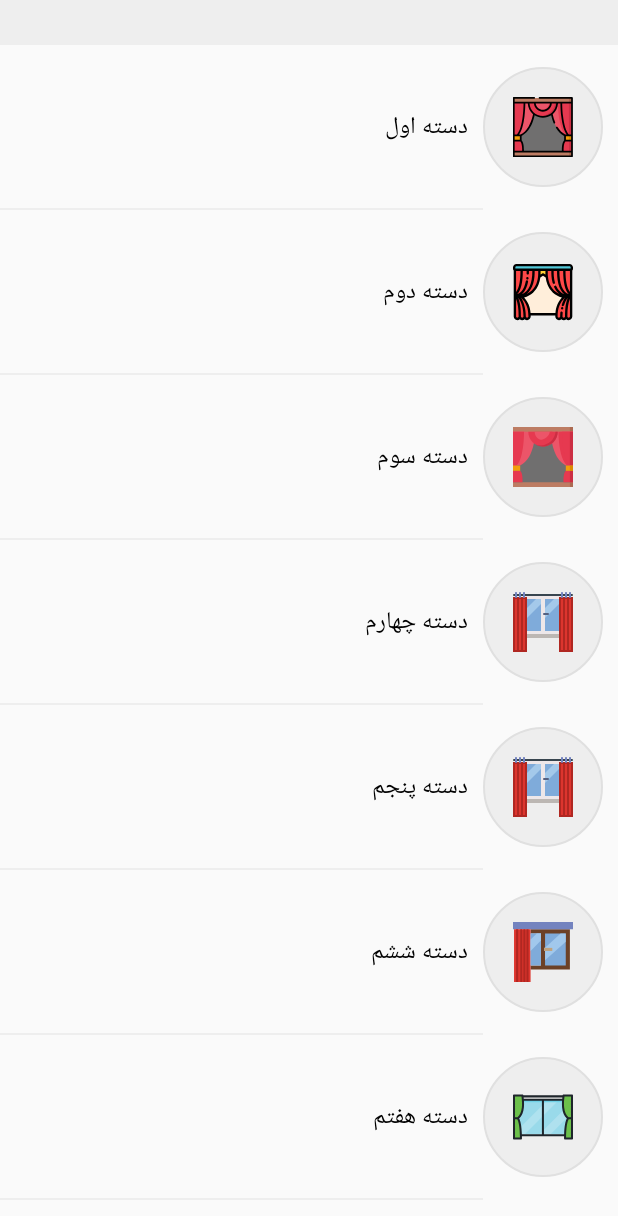
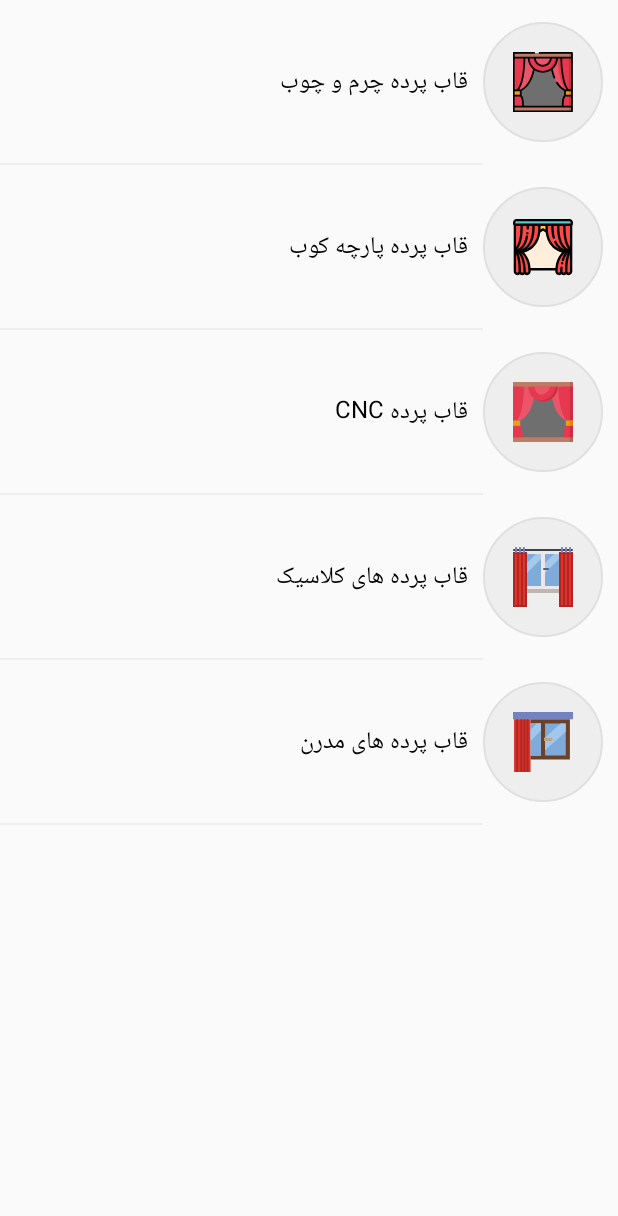
Before and after one commit to AryaRepo/AraChoobRepo, an Android app: the fragment CategoryFragment shown on its own in the app's theme, on a phone screen of 412 x 824 dp. Shown: the top 1216 px of the screen. Run offline under Robolectric (Android 15) with nearby library versions, the phone set to English and light mode, and no system bars.

Commit message:
codes got a little bit better.

```diff
--- a/app/build.gradle
+++ b/app/build.gradle
@@ -39,7 +39,6 @@ dependencies {
     implementation 'de.hdodenhof:circleimageview:2.2.0'
     implementation 'com.github.f0ris.sweetalert:library:1.5.3'
     implementation 'org.lucasr.twowayview:twowayview:0.1.4'
-    implementation 'com.github.satyan:sugar:1.5'
     implementation 'com.cleveroad:splittransformation:0.9.0'
     implementation 'com.squareup.okhttp3:okhttp:3.11.0'
     implementation 'com.squareup.okhttp3:okhttp-urlconnection:3.11.0'
--- a/app/src/main/AndroidManifest.xml
+++ b/app/src/main/AndroidManifest.xml
@@ -2,6 +2,10 @@
 <manifest xmlns:android="http://schemas.android.com/apk/res/android"
     xmlns:tools="http://schemas.android.com/tools"
     package="aryasoft.company.arachoob">
+
+    <uses-permission android:name="android.permission.INTERNET"/>
+    <uses-permission android:name="android.permission.READ_EXTERNAL_STORAGE"/>
+    <uses-permission android:name="android.permission.CAMERA"/>
 
     <application
         android:name=".App.MyApplication"
--- a/app/src/main/java/aryasoft/company/arachoob/App/MyApplication.java
+++ b/app/src/main/java/aryasoft/company/arachoob/App/MyApplication.java
@@ -16,7 +16,7 @@ public class MyApplication extends Application {
     private void initializeCalligraphy()
     {
         CalligraphyConfig.initDefault(new CalligraphyConfig.Builder()
-                .setDefaultFontPath("fonts/iransans.ttf")
+                .setDefaultFontPath("fonts/iran_yekan_mobile_regular.ttf")
                 .setFontAttrId(R.attr.fontPath)
                 .build());
     }
--- a/app/src/main/java/aryasoft/company/arachoob/Fragments/CategoryFragment.java
+++ b/app/src/main/java/aryasoft/company/arachoob/Fragments/CategoryFragment.java
@@ -48,13 +48,11 @@ public class CategoryFragment extends Fragment {
 
     private ArrayList<Category> createFakeData() {
         ArrayList<Category> categories = new ArrayList<>();
-        categories.add(new Category(R.drawable.c1, "دسته اول"));
-        categories.add(new Category(R.drawable.c2, "دسته دوم"));
-        categories.add(new Category(R.drawable.c3, "دسته سوم"));
-        categories.add(new Category(R.drawable.c4, "دسته چهارم"));
-        categories.add(new Category(R.drawable.c5, "دسته پنجم"));
-        categories.add(new Category(R.drawable.c6, "دسته ششم"));
-        categories.add(new Category(R.drawable.c7, "دسته هفتم"));
+        categories.add(new Category(R.drawable.c1, "قاب پرده چرم و چوب"));
+        categories.add(new Category(R.drawable.c2, "قاب پرده پارچه کوب"));
+        categories.add(new Category(R.drawable.c3, "قاب پرده CNC"));
+        categories.add(new Category(R.drawable.c4, "قاب پرده های کلاسیک"));
+        categories.add(new Category(R.drawable.c6, "قاب پرده های مدرن"));
 
         return categories;
 
--- a/app/src/main/res/anim/scale_anim.xml
+++ b/app/src/main/res/anim/scale_anim.xml
@@ -2,7 +2,7 @@
 <set xmlns:android="http://schemas.android.com/apk/res/android" >
 
     <scale
-        android:duration="1000"
+        android:duration="300"
         android:fromXScale="0.3"
         android:toXScale="1.0"
         android:fromYScale="0.3"
--- a/app/src/main/res/drawable/btn_send_again_style.xml
+++ b/app/src/main/res/drawable/btn_send_again_style.xml
@@ -7,7 +7,7 @@
     </item>
     <item android:state_pressed="true">
         <shape android:shape="rectangle">
-            <solid android:color="#D32F2F"/>
+            <solid android:color="@color/colorPrimaryDark"/>
         </shape>
     </item>
 </selector>
--- a/app/src/main/res/layout/activity_tickets.xml
+++ b/app/src/main/res/layout/activity_tickets.xml
@@ -27,7 +27,7 @@
         android:layout_width="match_parent"
         android:layout_height="match_parent"
         android:layout_below="@+id/txtHeaderTitle"
-        android:visibility="gone"/>
+        android:visibility="visible"/>
 
     <LinearLayout
         android:id="@+id/emptyMessagesBox"
--- a/app/src/main/res/layout/fragment_category.xml
+++ b/app/src/main/res/layout/fragment_category.xml
@@ -13,7 +13,8 @@
         android:padding="5dp"
         android:textColor="@color/colorAccent"
         android:background="#eeeeee"
-        android:layout_alignParentTop="true"/>
+        android:layout_alignParentTop="true"
+        android:visibility="gone"/>
 
     <android.support.v7.widget.RecyclerView
         android:id="@+id/recyclerCategories"
--- a/app/src/main/res/layout/order_history_item_layout.xml
+++ b/app/src/main/res/layout/order_history_item_layout.xml
@@ -148,9 +148,10 @@
                 android:layout_alignParentRight="true"
                 android:layout_toRightOf="@id/btnShowOrderCart"
                 android:gravity="center_vertical|right"
-                android:padding="5dp"
+                android:padding="3dp"
                 android:text="@string/thanks_you_note"
-                android:textColor="#757575"/>
+                android:textColor="#757575"
+                android:textSize="10sp"/>
 
             <ImageView
                 android:layout_width="100dp"
--- a/app/src/main/res/values/colors.xml
+++ b/app/src/main/res/values/colors.xml
@@ -1,10 +1,10 @@
 <?xml version="1.0" encoding="utf-8"?>
 <resources>
-    <color name="colorPrimary">#795548</color>
-    <color name="colorPrimaryDark">#5D4037</color>
-    <color name="colorAccent">#8D6D63</color>
+    <color name="colorPrimary">#009688</color>
+    <color name="colorPrimaryDark">#00796B</color>
+    <color name="colorAccent">#26A69A</color>
     <color name="icons">#FFFFFF</color>
-    <color name="bottomBarIconColor">#8D6D63</color>
+    <color name="bottomBarIconColor">#009688</color>
     <color name="secondaryTextColor">#757575</color>
     <color name="divider">#BDBDBD</color>
 </resources>
--- a/app/src/main/res/values/strings.xml
+++ b/app/src/main/res/values/strings.xml
@@ -23,4 +23,5 @@
     <string name="BaseUrl"/>
     <string name="ProductImageFolder">url://</string>
     <string name="thanks_you_note">باتشکر از شما - صنایع چوب آرا نوین مهر</string>
+    <string name="youOrderBasketCaption">سبد سفارش شما</string>
 </resources>
```
Also changed, not shown: app/src/main/java/aryasoft/company/arachoob/Activities/LandActivity.java (+8 -2 lines), app/src/main/java/aryasoft/company/arachoob/Adapters/ProductAdapter.java (+6 -1 lines), app/src/main/java/aryasoft/company/arachoob/Implementations/BottomBarTabSelectListener.java (+8 -3 lines), app/src/main/res/drawable/ic_big_and_small_dots.xml (added, +8 -0 lines), app/src/main/res/layout/activity_order_basket.xml (+13 -1 lines), app/src/main/res/layout/item_layout_product.xml (+5 -5 lines), app/src/main/assets/fonts/iran_yekan_mobile_regular.ttf (added).
